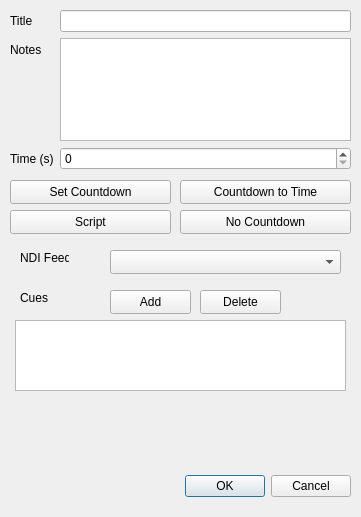
Before: the Qt Designer form editrundownitemdialog.ui in CosmoD0G/ScriptDragon, drawn with Qt 5.
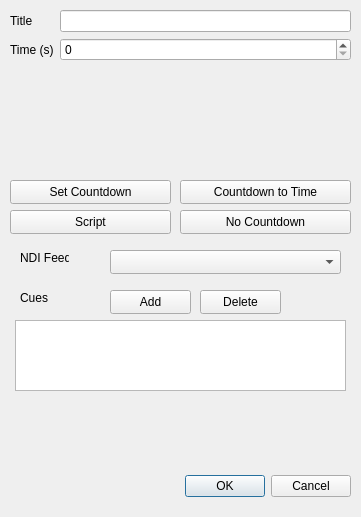
After: the same form once the commit is applied.

The edit to the form file:
```diff
--- a/editrundownitemdialog.ui
+++ b/editrundownitemdialog.ui
@@ -35,7 +35,7 @@
      <x>10</x>
      <y>10</y>
      <width>341</width>
-     <height>160</height>
+     <height>71</height>
     </rect>
    </property>
    <layout class="QFormLayout" name="formLayout">
@@ -50,23 +50,13 @@
      <widget class="QLineEdit" name="lineEdit"/>
     </item>
     <item row="1" column="0">
-     <widget class="QLabel" name="label_2">
-      <property name="text">
-       <string>Notes</string>
-      </property>
-     </widget>
-    </item>
-    <item row="1" column="1">
-     <widget class="QTextEdit" name="textEdit"/>
-    </item>
-    <item row="2" column="0">
      <widget class="QLabel" name="label_3">
       <property name="text">
        <string>Time (s)</string>
       </property>
      </widget>
     </item>
-    <item row="2" column="1">
+    <item row="1" column="1">
      <widget class="QSpinBox" name="spinBox"/>
     </item>
    </layout>
```
